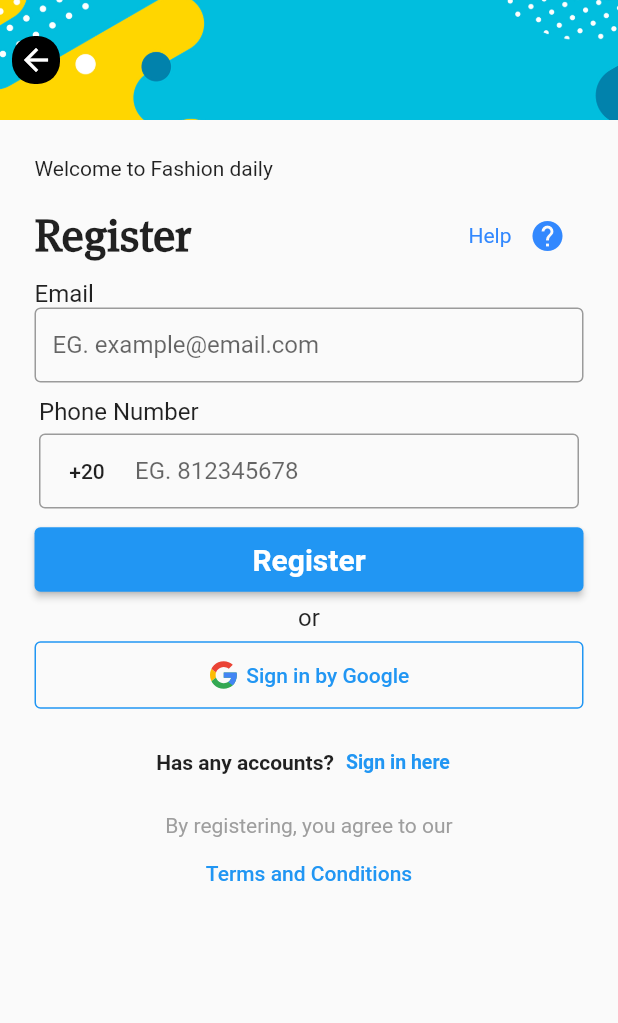
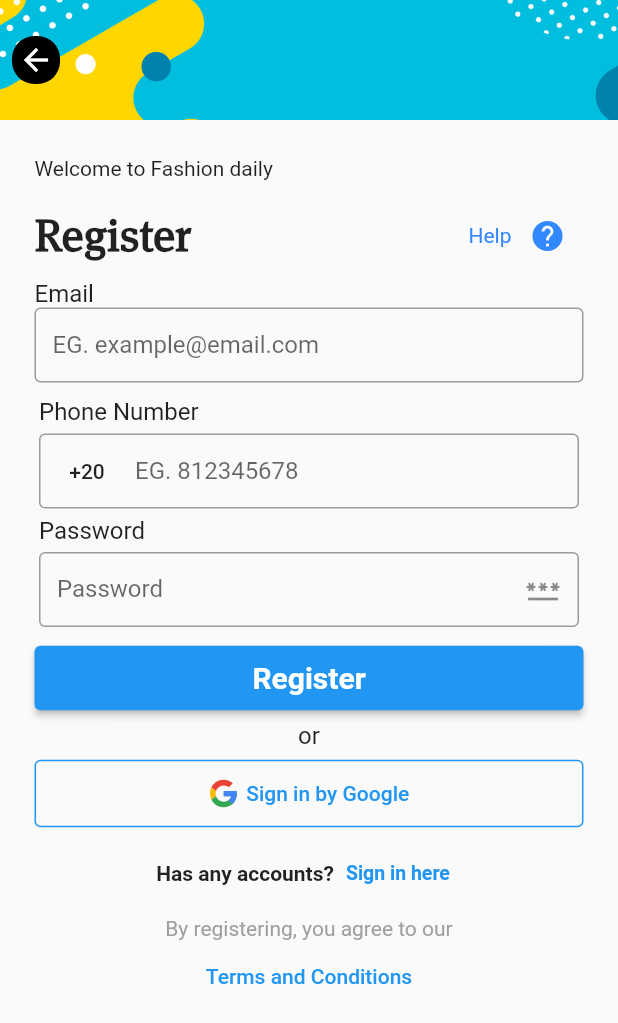
Before and after one commit to Ikyrillos/AlgorizaTask1, a Flutter app: the screen it shows after launch, after a tap on "Sign up", on a phone screen of 412 x 824 dp. Shown: the top 1023 px of the screen. Run offline on Flutter 3.47's test engine with Material 2 defaults, Android fonts, the phone set to English and light mode, and no system bars; drawn by our look-alikes of country_code_picker; our stand-ins replace flutter_svg.

Commit message:
finish task

```diff
--- a/lib/main.dart
+++ b/lib/main.dart
@@ -11,6 +11,7 @@ class MyApp extends StatelessWidget {
   @override
   Widget build(BuildContext context) {
     return MaterialApp(
+      debugShowCheckedModeBanner: false,
       title: 'Flutter Task 1',
       theme: ThemeData(
         primarySwatch: Colors.blue,
--- a/lib/presentation/components/default_form_field.dart
+++ b/lib/presentation/components/default_form_field.dart
@@ -64,6 +64,7 @@ class DefaultFormField extends StatelessWidget {
     this.prefix,
     this.width,
     this.height,
+    this.suffix,
   }) : super(key: key);
 
   double? width;
@@ -114,7 +115,9 @@ class DefaultFormField extends StatelessWidget {
               ? IconButton(
                   icon: Icon(suffix),
                   onPressed: () {
-                    suffixPressed!();
+                    if(suffixPressed != null) {
+                      suffixPressed!();
+                    }
                   },
                 )
               : null,
--- a/lib/presentation/components/register_components.dart
+++ b/lib/presentation/components/register_components.dart
@@ -136,3 +136,43 @@ class LoginOutlinedButton extends StatelessWidget {
     );
   }
 }
+
+
+// ignore: must_be_immutable
+class LoginTextButton extends StatelessWidget {
+  LoginTextButton(
+      {Key? key,
+      required this.buttonName,
+      required this.description,
+      required this.onPressed,
+      this.fontsize})
+      : super(key: key);
+  final double? fontsize;
+  final String description;
+  final String buttonName;
+  VoidCallback? onPressed;
+  @override
+  Widget build(BuildContext context) {
+    return Row(
+      mainAxisAlignment: MainAxisAlignment.center,
+      children: [
+        Text(
+          description,
+          style: TextStyle(
+            fontWeight: FontWeight.bold,
+            fontSize: fontsize ?? 14,
+          ),
+        ),
+        TextButton(
+            onPressed: onPressed,
+            child: Text(
+              buttonName,
+              style: TextStyle(
+                fontWeight: FontWeight.bold,
+                fontSize: fontsize ?? 13,
+              ),
+            )),
+      ],
+    );
+  }
+}
--- a/lib/presentation/onboarding_screen.dart
+++ b/lib/presentation/onboarding_screen.dart
@@ -1,3 +1,4 @@
+import 'package:algoriza_task1/presentation/components/register_components.dart';
 import 'package:algoriza_task1/presentation/login_screen.dart';
 import 'package:algoriza_task1/presentation/register_screen.dart';
 import 'package:flutter/material.dart';
--- a/lib/presentation/register_screen.dart
+++ b/lib/presentation/register_screen.dart
@@ -153,6 +153,21 @@ class RegisterScreen extends StatelessWidget {
                               textOverflow: TextOverflow.ellipsis,
                             ),
                           ),
+                          const SizedBox(
+                            height: 5,
+                          ),
+                          const TitleOfFormFiled(text: 'Password'),
+                          const SizedBox(
+                            height: 5,
+                          ),
+                          DefaultFormField(
+                            suffix: Icons.password,
+                            height: 50,
+                            controller: email,
+                            isPassword: false,
+                            label: 'Password',
+                            type: TextInputType.text,
+                          ),
                         ],
                       ),
                     ),
@@ -167,7 +182,7 @@ class RegisterScreen extends StatelessWidget {
                   ),
                   const LoginOutlinedButton(),
                   const SizedBox(
-                    height: 10,
+                    height: 5,
                   ),
                   Column(
                     children: [
@@ -187,7 +202,7 @@ class RegisterScreen extends StatelessWidget {
                         ),
                       ),
                       const SizedBox(
-                        height: 10,
+                        height: 5,
                       ),
                       Column(
                         children: [
@@ -209,42 +224,3 @@ class RegisterScreen extends StatelessWidget {
     );
   }
 }
-
-// ignore: must_be_immutable
-class LoginTextButton extends StatelessWidget {
-  LoginTextButton(
-      {Key? key,
-      required this.buttonName,
-      required this.description,
-      required this.onPressed,
-      this.fontsize})
-      : super(key: key);
-  final double? fontsize;
-  final String description;
-  final String buttonName;
-  VoidCallback? onPressed;
-  @override
-  Widget build(BuildContext context) {
-    return Row(
-      mainAxisAlignment: MainAxisAlignment.center,
-      children: [
-        Text(
-          description,
-          style: TextStyle(
-            fontWeight: FontWeight.bold,
-            fontSize: fontsize ?? 14,
-          ),
-        ),
-        TextButton(
-            onPressed: onPressed,
-            child: Text(
-              buttonName,
-              style: TextStyle(
-                fontWeight: FontWeight.bold,
-                fontSize: fontsize ?? 13,
-              ),
-            )),
-      ],
-    );
-  }
-}
```
